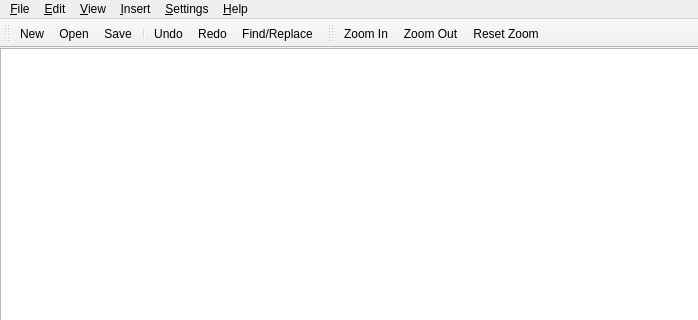
The window that src/MainWindow.ui (laikatoolbox/laika-notepad) describes before a commit, drawn with Qt 5; both pictures show x 0 to 698 and y 0 to 320 of the 800 by 600 pixel window.
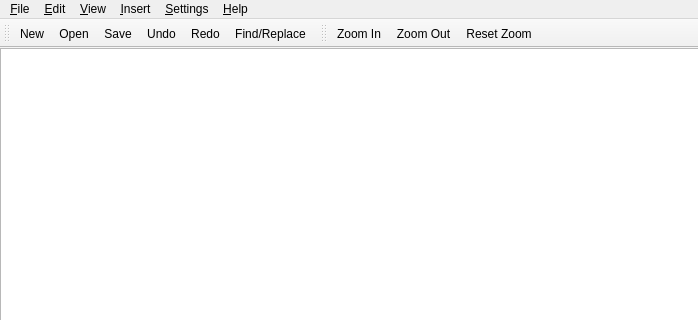
The same window after the commit. Icons and pictures are not drawn. Custom widgets are drawn as their Qt base class.

Commit message: Add lock toolbars option and open file

What changed in the file:
```diff
--- a/src/MainWindow.ui
+++ b/src/MainWindow.ui
@@ -146,7 +146,6 @@
    <addaction name="actionNew"/>
    <addaction name="actionOpen"/>
    <addaction name="actionSave"/>
-   <addaction name="separator"/>
    <addaction name="actionUndo"/>
    <addaction name="actionRedo"/>
    <addaction name="actionFind_Replace"/>
```
Left out of the diff: 14 changed lines with no effect on the pictures. The commit also changes 5 other files.
